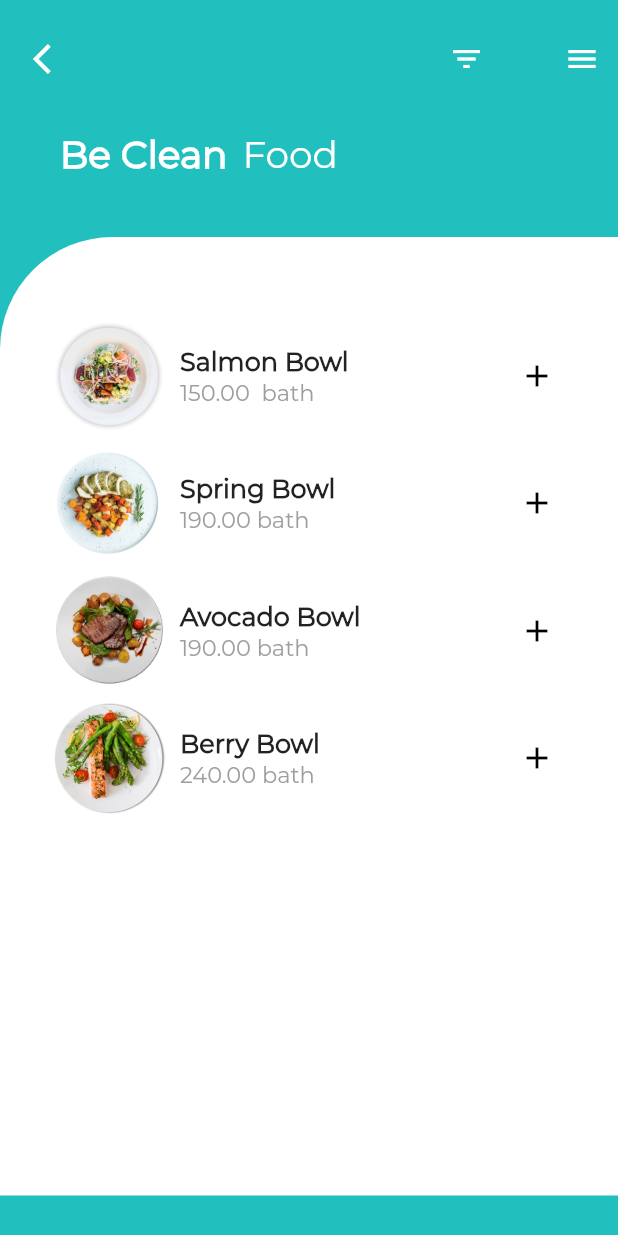
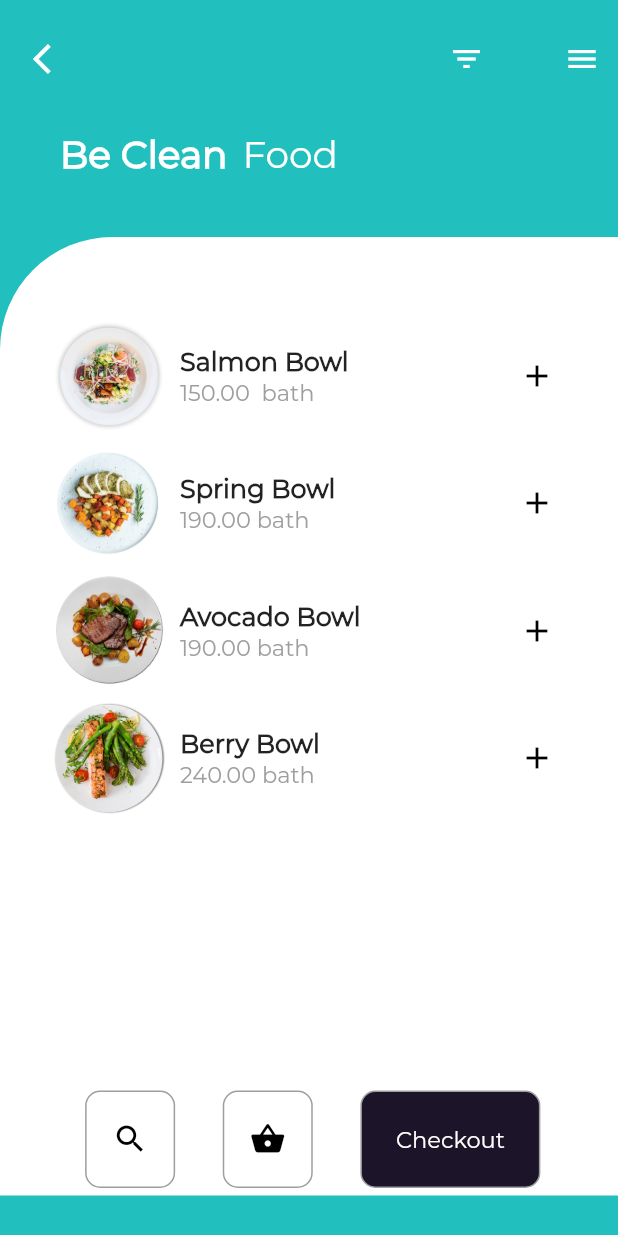
Before and after one commit to kiraso/minimalUI_flutter, a Flutter app: the screen it shows after launch, on a phone screen of 412 x 824 dp. Run offline on Flutter 3.47's test engine with Material 2 defaults, Android fonts, the phone set to English and light mode, and no system bars; project files that could hold a hidden picture were left out.

Commit message:
add search  cart and check out button but none route on

```diff
--- a/lib/main.dart
+++ b/lib/main.dart
@@ -148,7 +148,57 @@ class _MyHomePageState extends State<MyHomePage> {
                               ),
                         ),
 
-                      )
+                      ),
+                    Row(
+                      mainAxisAlignment: MainAxisAlignment.spaceEvenly,
+                      children: <Widget>[
+                        Container(
+                          height: 65.0,
+                          width: 60.0,
+                          decoration: BoxDecoration(
+                            border: Border.all(
+                                color: Colors.grey,
+                                style: BorderStyle.solid,
+                                width: 1.0),
+                            borderRadius: BorderRadius.circular(10.0),
+                          ),
+                          child: Center(
+                            child: Icon(Icons.search, color: Colors.black),
+                          ),
+                        ),
+                        Container(
+                          height: 65.0,
+                          width: 60.0,
+                          decoration: BoxDecoration(
+                            border: Border.all(
+                                color: Colors.grey,
+                                style: BorderStyle.solid,
+                                width: 1.0),
+                            borderRadius: BorderRadius.circular(10.0),
+                          ),
+                          child: Center(
+                            child: Icon(Icons.shopping_basket, color: Colors.black),
+                          ),
+                        ),
+                        Container(
+                          height: 65.0,
+                          width: 120.0,
+                          decoration: BoxDecoration(
+                              border: Border.all(
+                                  color: Colors.grey,
+                                  style: BorderStyle.solid,
+                                  width: 1.0),
+                              borderRadius: BorderRadius.circular(10.0),
+                              color: Color(0xFF1C1428)),
+                          child: Center(
+                              child: Text('Checkout',
+                                  style: TextStyle(
+                                      fontFamily: 'Montserrat',
+                                      color: Colors.white,
+                                      fontSize: 15.0))),
+                          )
+                    ],
+                  )
                   ],
               ),
             )
```
